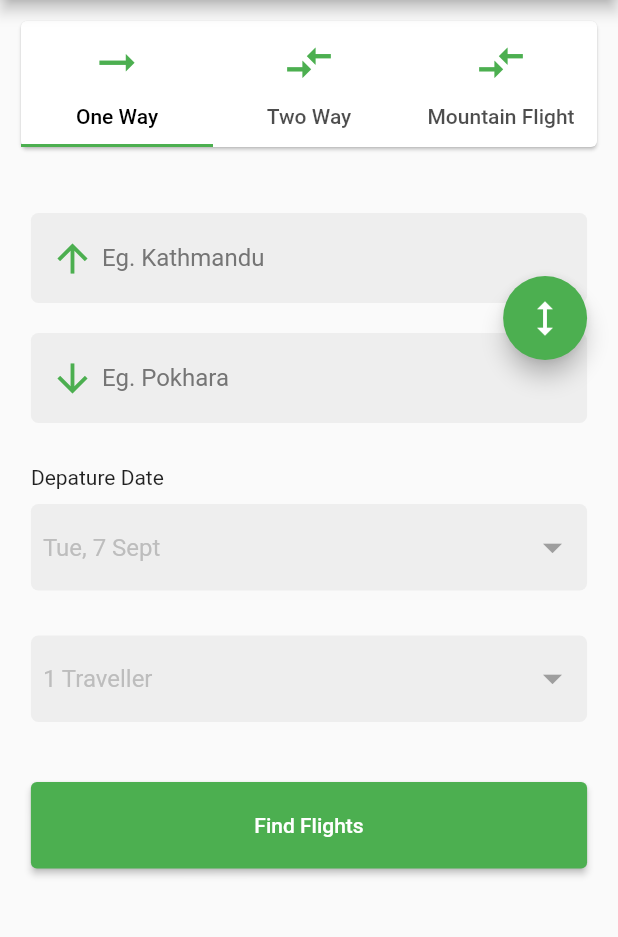
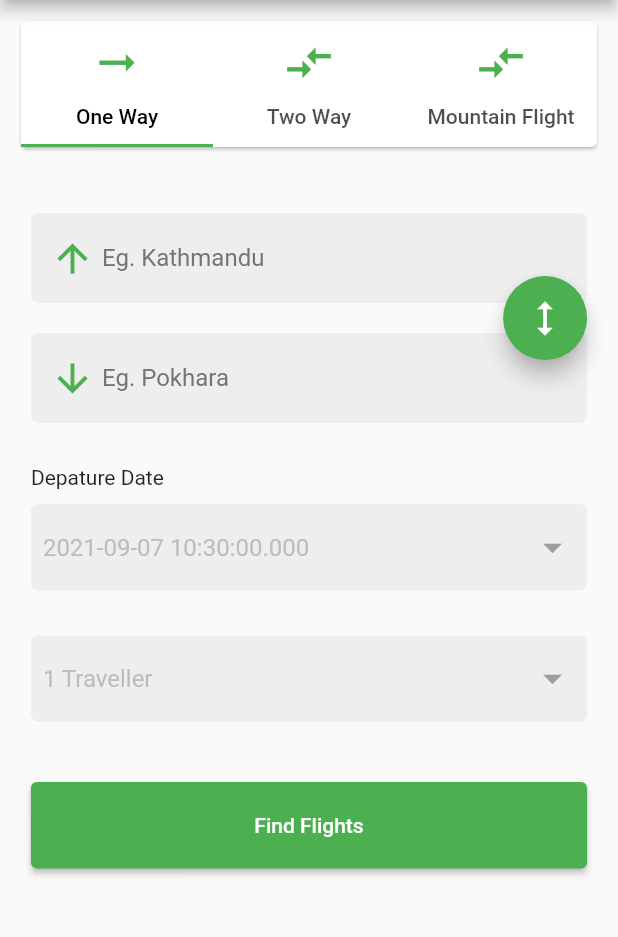
Before and after one commit to rajbahakdanyu/Khanepani_flutter, a Flutter app: the Airline screen opened by its route, on a phone screen of 412 x 824 dp, the part 84-1021 px from its top. Run offline on Flutter 3.47's test engine with Material 2 defaults, Android fonts, the phone set to English and light mode, and no system bars.

```diff
--- a/lib/main.dart
+++ b/lib/main.dart
@@ -1,7 +1,7 @@
 import 'package:flutter/material.dart';
-import 'package:khanepani/pages/airports_page.dart';
 
 import 'pages/airline_page.dart';
+import 'pages/airports_page.dart';
 import 'pages/counter_page.dart';
 import 'pages/khanepani_page.dart';
 import 'pages/home_page.dart';
--- a/lib/widgets/depature_input_widget.dart
+++ b/lib/widgets/depature_input_widget.dart
@@ -12,13 +12,14 @@ class DepatureInputWidget extends StatefulWidget {
 
 class _DepatureInputWidgetState extends State<DepatureInputWidget> {
   DateTime selectedDate = DateTime.now();
+  String _destinationDate = DateTime.now().toString();
 
   _selectDate(BuildContext context) async {
     final DateTime? selected = await showDatePicker(
       context: context,
       initialDate: selectedDate,
-      firstDate: DateTime(2010),
-      lastDate: DateTime(2025),
+      firstDate: DateTime.now(),
+      lastDate: DateTime(DateTime.now().year + 5),
     );
 
     if (selected != null && selected != selectedDate)
@@ -87,7 +88,7 @@ class _DepatureInputWidgetState extends State<DepatureInputWidget> {
             child: Column(
               children: [
                 WaterCounterWidget(
-                  title: 'Tue, 7 Sept',
+                  title: _destinationDate,
                   tapFunction: () => _selectDate(context),
                 ),
                 SizedBox(height: 30),
--- a/pubspec.yaml
+++ b/pubspec.yaml
@@ -13,6 +13,7 @@ dependencies:
         sdk: flutter
 
     cupertino_icons: ^1.0.2
+    intl: ^0.17.0
 
 dev_dependencies:
     flutter_test:
```
Also changed, not shown: pubspec.lock.
